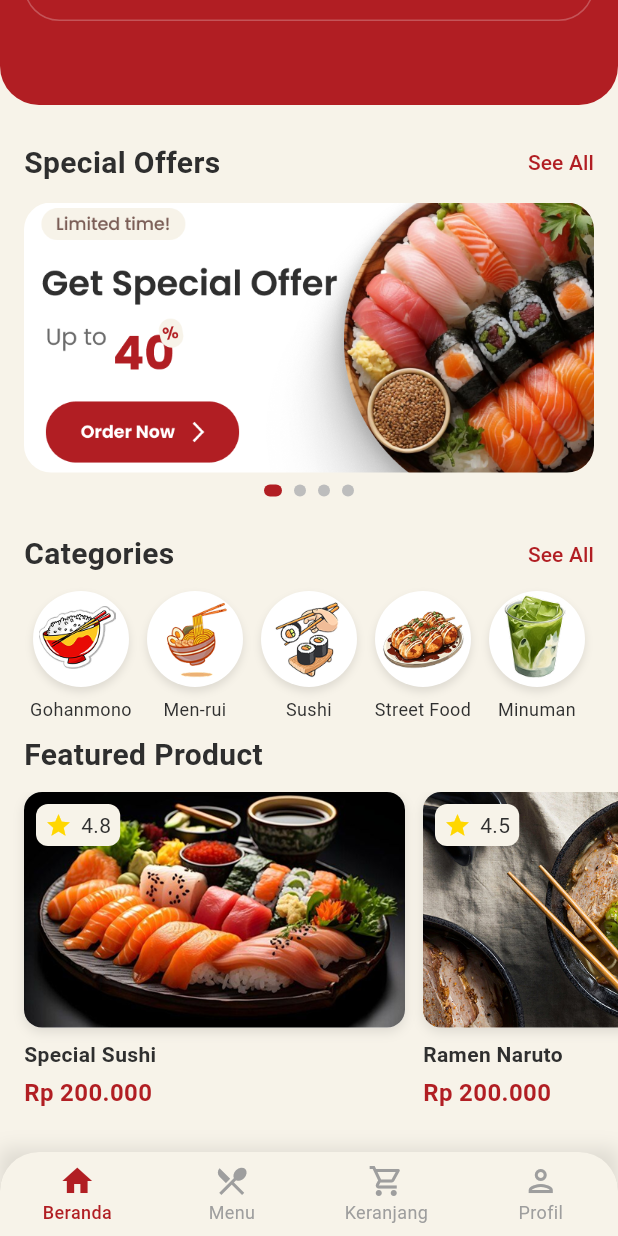
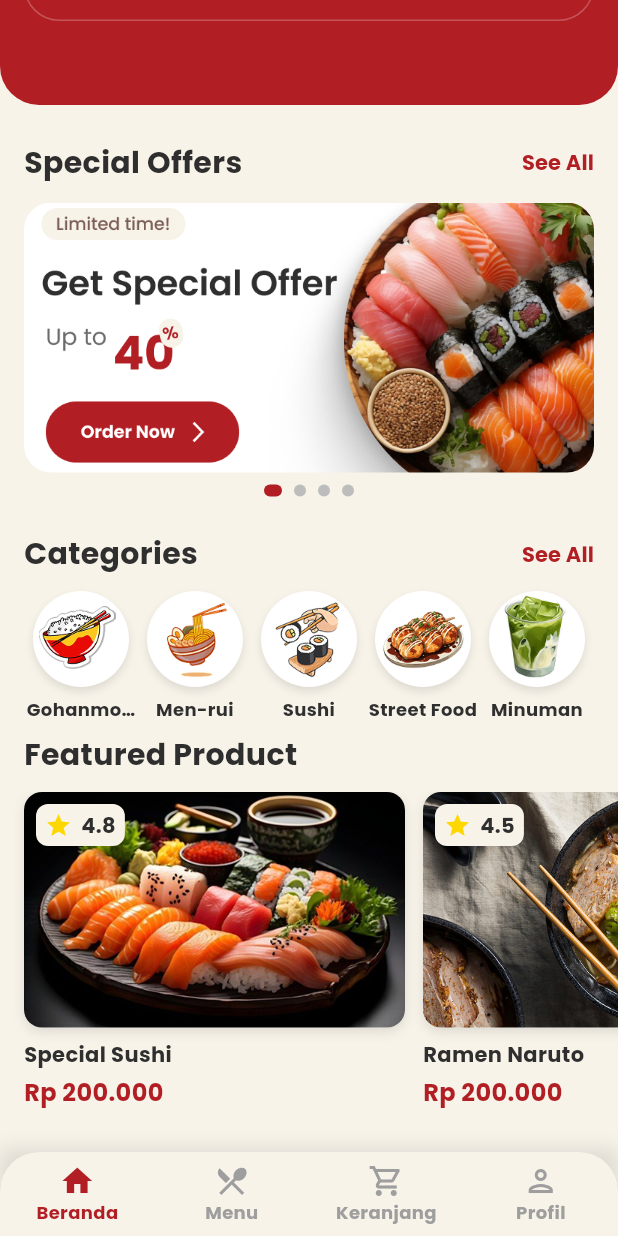
Before and after one commit to ltsprojects/JapeneseFood_app, a Flutter app: the screen it shows after launch, scrolled down 128 dp, on a phone screen of 412 x 824 dp. Run offline on Flutter 3.47's test engine with Material 3 defaults, Android fonts, the phone set to English and light mode, and no system bars.

Commit message:
Menambahkan font style POPPINS

```diff
--- a/lib/main.dart
+++ b/lib/main.dart
@@ -10,7 +10,8 @@ class MyApp extends StatelessWidget {
 
   @override
   Widget build(BuildContext context) {
-    return const MaterialApp(
+    return MaterialApp(
+      theme: ThemeData(fontFamily: 'Poppins'),
       debugShowCheckedModeBanner: false,
       home: HomeScreen(),
     );
```
Also changed, not shown: pubspec.yaml (+16 -11 lines), assets/fonts/Poppins-Bold.ttf (added), assets/fonts/Poppins-ExtraBold.ttf (added), assets/fonts/Poppins-Light.ttf (added), assets/fonts/Poppins-Medium.ttf (added), assets/fonts/Poppins-Regular.ttf (added), assets/fonts/Poppins-SemiBold.ttf (added).
